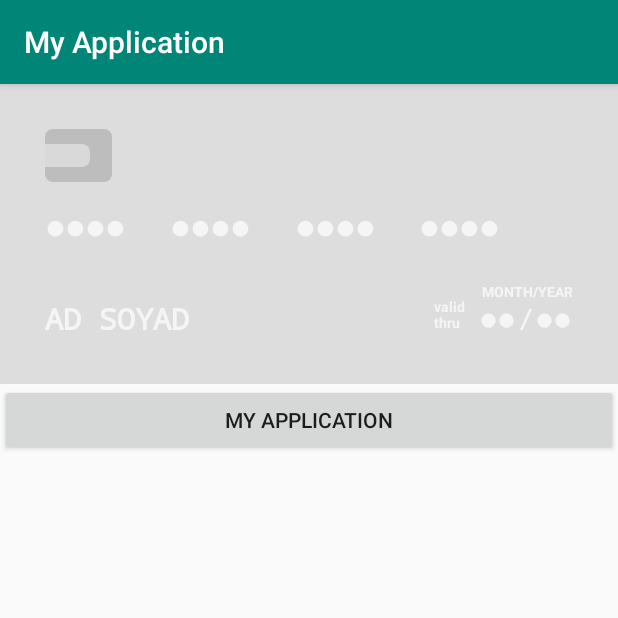
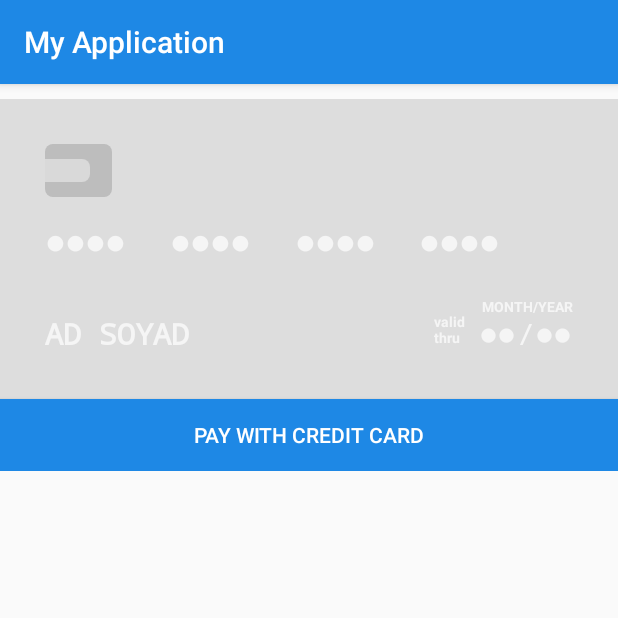
Before and after one commit to ozcanzaferayan/CreditCardView, an Android app: the screen it shows after launch (MainActivity), on a phone screen of 412 x 824 dp, the top half of it. Run offline under Robolectric (Android 15) with nearby library versions, the phone set to English and light mode, and no system bars.

```diff
--- a/app/src/main/res/layout/activity_main.xml
+++ b/app/src/main/res/layout/activity_main.xml
@@ -11,12 +11,15 @@
     <com.zaferayan.creditcard.view.CreditCardView
             android:id="@+id/ccView"
             android:layout_width="match_parent"
-            android:layout_height="wrap_content">
+            android:layout_height="wrap_content"
+            android:layout_marginTop="10dp">
 
     </com.zaferayan.creditcard.view.CreditCardView>
     <Button
             android:id="@+id/myBtn"
             android:layout_width="match_parent" android:layout_height="wrap_content"
-    android:text="@string/app_name"/>
+            android:background="@color/colorPrimary"
+            android:textColor="@color/md_white_1000"
+            android:text="@string/pay_with_credit_card"/>
 
 </LinearLayout>
--- a/app/src/main/res/values/colors.xml
+++ b/app/src/main/res/values/colors.xml
@@ -1,6 +1,6 @@
 <?xml version="1.0" encoding="utf-8"?>
 <resources>
-    <color name="colorPrimary">#008577</color>
-    <color name="colorPrimaryDark">#00574B</color>
+    <color name="colorPrimary">@color/md_blue_600</color>
+    <color name="colorPrimaryDark">@color/md_blue_700</color>
     <color name="colorAccent">#D81B60</color>
 </resources>
--- a/app/src/main/res/values/strings.xml
+++ b/app/src/main/res/values/strings.xml
@@ -1,3 +1,4 @@
 <resources>
     <string name="app_name">My Application</string>
+    <string name="pay_with_credit_card">Pay with credit card</string>
 </resources>
--- a/creditcard/src/main/java/com/zaferayan/creditcard/listener/CcKeyListener.java
+++ b/creditcard/src/main/java/com/zaferayan/creditcard/listener/CcKeyListener.java
@@ -40,7 +40,7 @@ public class CcKeyListener implements View.OnKeyListener {
             afterView.requestFocus();
         } else if (editTextId == R.id.etCcCvv && charCount == 3){
             afterView.requestFocus();
-        } else if (charCount == 4 && keyCode != KeyEvent.KEYCODE_DEL) {
+        } else if (charCount == 4 && keyCode != KeyEvent.KEYCODE_DEL && editTextId != R.id.etCcName) {
             afterView.requestFocus();
         }
         return false;
--- a/creditcard/src/main/java/com/zaferayan/creditcard/listener/CcNameToFocusMonthEditorActionListener.java
+++ /dev/null
@@ -1,26 +0,0 @@
-package com.zaferayan.creditcard.listener;
-
-import android.view.KeyEvent;
-import android.view.inputmethod.EditorInfo;
-import android.widget.EditText;
-import android.widget.TextView;
-
-import static com.zaferayan.creditcard.util.KeyboardUtil.focusKeyboard;
-
-public class CcNameToFocusMonthEditorActionListener implements TextView.OnEditorActionListener {
-
-    private final EditText etCcExpireMonth;
-
-    public CcNameToFocusMonthEditorActionListener(EditText etCcExpireMonth) {
-        this.etCcExpireMonth = etCcExpireMonth;
-    }
-
-    @Override
-    public boolean onEditorAction(TextView textView, int actionId, KeyEvent keyEvent) {
-        if (actionId == EditorInfo.IME_ACTION_UNSPECIFIED) {
-            focusKeyboard(etCcExpireMonth);
-            return true;
-        }
-        return false;
-    }
-}
--- a/creditcard/src/main/java/com/zaferayan/creditcard/view/CreditCardView.java
+++ b/creditcard/src/main/java/com/zaferayan/creditcard/view/CreditCardView.java
@@ -2,9 +2,11 @@ package com.zaferayan.creditcard.view;
 
 import android.animation.AnimatorSet;
 import android.content.Context;
+import android.text.InputType;
 import android.util.AttributeSet;
 import android.view.LayoutInflater;
 import android.view.View;
+import android.view.inputmethod.EditorInfo;
 import android.widget.EditText;
 import android.widget.FrameLayout;
 import android.widget.ImageView;
@@ -12,7 +14,6 @@ import android.widget.LinearLayout;
 import com.zaferayan.creditcard.R;
 import com.zaferayan.creditcard.listener.CcClickListener;
 import com.zaferayan.creditcard.listener.CcKeyListener;
-import com.zaferayan.creditcard.listener.CcNameToFocusMonthEditorActionListener;
 import com.zaferayan.creditcard.model.CreditCard;
 
 import static com.zaferayan.creditcard.util.AnimUtil.changeCameraDistance;
@@ -57,6 +58,11 @@ public class CreditCardView extends FrameLayout {
         initControl(context, attrs);
     }
 
+    public CreditCardView(Context context, AttributeSet attrs, int defStyleAttr, int defStyleRes) {
+        super(context, attrs, defStyleAttr);
+        initControl(context, attrs);
+    }
+
     public CreditCard getCreditCardInfo() {
         String number = etCcNumber1.getText().toString()
                 + etCcNumber2.getText().toString()
@@ -88,11 +94,11 @@ public class CreditCardView extends FrameLayout {
         etCcNumber2.setOnKeyListener(new CcKeyListener(etCcNumber1, etCcNumber3, ccClickListener));
         etCcNumber3.setOnKeyListener(new CcKeyListener(etCcNumber2, etCcNumber4, ccClickListener));
         etCcNumber4.setOnKeyListener(new CcKeyListener(etCcNumber3, etCcName, ccClickListener));
-        etCcName.setOnKeyListener(new CcKeyListener(etCcNumber4, etCcName, ccClickListener));
+        etCcName.setOnKeyListener(new CcKeyListener(etCcNumber4, etCcExpireMonth, ccClickListener));
         etCcExpireMonth.setOnKeyListener(new CcKeyListener(etCcName, etCcExpireYear, ccClickListener));
         etCcExpireYear.setOnKeyListener(new CcKeyListener(etCcExpireMonth, etCvv, ccClickListener));
         etCvv.setOnKeyListener(new CcKeyListener(etCcExpireYear, new View(getContext()), ccClickListener));
-        etCcName.setOnEditorActionListener(new CcNameToFocusMonthEditorActionListener(etCcExpireMonth));
+        etCcName.setRawInputType(InputType.TYPE_TEXT_FLAG_CAP_CHARACTERS);
         detectCardType(etCcNumber1, imgCcFrontBackground, imgCcBackBackground, imgCcLogo);
     }
 
@@ -121,4 +127,8 @@ public class CreditCardView extends FrameLayout {
         flControlCreditCard.setOnClickListener(ccClickListener);
     }
 
+    @Override
+    protected void onLayout(boolean changed, int left, int top, int right, int bottom) {
+        super.onLayout(changed, left, top, right, bottom);
+    }
 }
--- a/creditcard/src/main/res/layout/card_front.xml
+++ b/creditcard/src/main/res/layout/card_front.xml
@@ -45,9 +45,6 @@
             style="@style/etCcName"
             android:imeOptions="actionNext"
             />
-        <!--                <TextView
-                            android:id="@+id/txtCcExpireDay"
-                            style="@style/txtCcExpireDay" />-->
 
         <EditText
             android:id="@+id/etCcExpireMonth"
--- a/creditcard/src/main/res/layout/control_credit_card.xml
+++ b/creditcard/src/main/res/layout/control_credit_card.xml
@@ -2,8 +2,9 @@
 <FrameLayout
         xmlns:android="http://schemas.android.com/apk/res/android"
         android:layout_width="match_parent"
-        android:layout_height="match_parent"
-        android:id="@+id/flControlCreditCard">
+        android:layout_height="match_parent" xmlns:tools="http://schemas.android.com/tools"
+        android:id="@+id/flControlCreditCard"
+        tools:context="com.zaferayan.creditcard.view.CreditCardView">
 
     <FrameLayout
             android:id="@+id/card_back"
--- a/creditcard/src/main/res/values/styles_card_front.xml
+++ b/creditcard/src/main/res/values/styles_card_front.xml
@@ -49,7 +49,7 @@
         <item name="android:layout_alignParentBottom">true</item>
         <item name="android:paddingBottom">0dp</item>
         <item name="android:background">@android:color/transparent</item>
-        <item name="android:inputType">textMultiLine|textCapCharacters</item>
+        <item name="android:inputType">textMultiLine</item>
         <item name="android:hint">@string/credit_card_full_name</item>
         <item name="android:textColorHint">@color/md_grey_100</item>
     </style>
```
Also changed, not shown: 2 other files.
